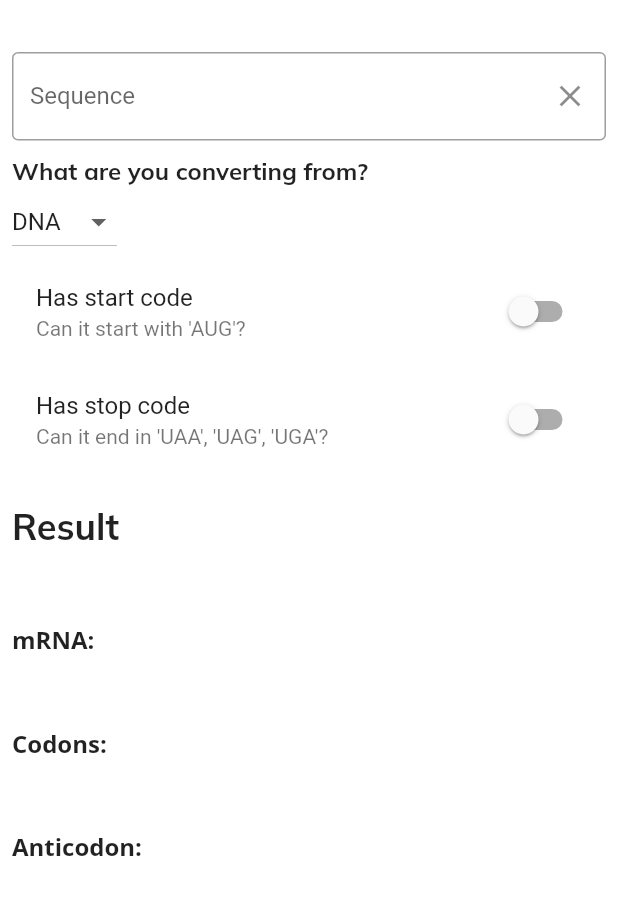
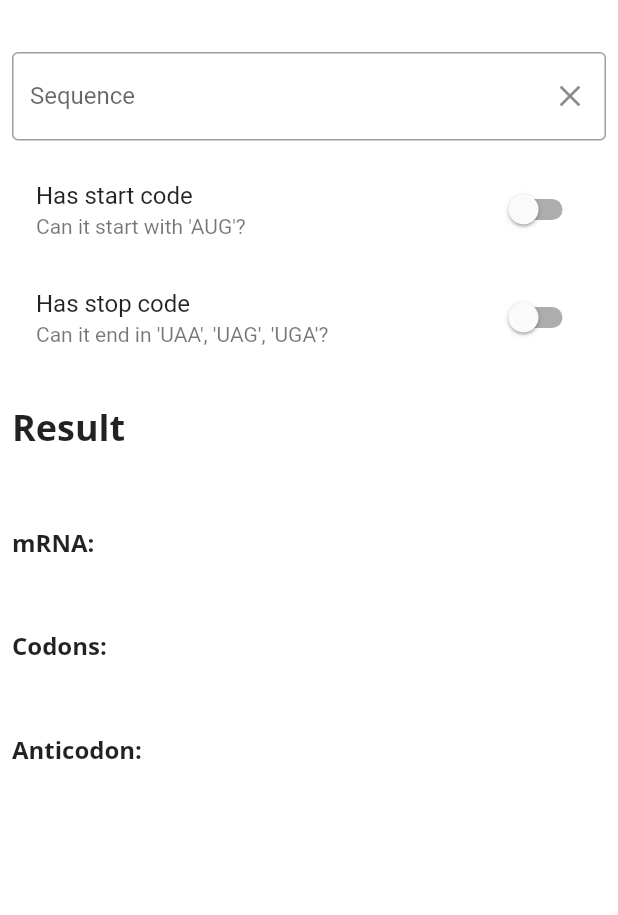
Before and after one commit to Reprevise/dna_converter, a Flutter app: the screen it shows after launch, on a phone screen of 412 x 824 dp, the part 62-977 px from its top. Run offline on Flutter 3.47's test engine with Material 2 defaults, Android fonts, the phone set to English and light mode, and no system bars; our stand-ins replace google_fonts.

```diff
--- a/lib/main.dart
+++ b/lib/main.dart
@@ -1,15 +1,16 @@
 import 'package:dna_converter/ui/screens/main/main_page.dart';
 import 'package:flutter/material.dart';
 
-void main() => runApp(DNAConverterApp());
+void main() => runApp(const DNAConverterApp());
 
 class DNAConverterApp extends StatelessWidget {
+  const DNAConverterApp({Key? key}) : super(key: key);
+
   @override
   Widget build(BuildContext context) {
-    return MaterialApp(
+    return const MaterialApp(
       title: "DNA Converter",
       debugShowCheckedModeBanner: false,
-      theme: ThemeData.light(),
       home: MainPage(),
     );
   }
--- a/lib/ui/screens/main/main_page.dart
+++ b/lib/ui/screens/main/main_page.dart
@@ -5,6 +5,8 @@ import 'package:google_fonts/google_fonts.dart';
 enum DropdownOptions { dna, mRNA, tRNA }
 
 class MainPage extends StatefulWidget {
+  const MainPage({Key? key}) : super(key: key);
+
   @override
   _MainPageState createState() => _MainPageState();
 }
@@ -13,7 +15,7 @@ class _MainPageState extends State<MainPage> {
   final _dnaField = TextEditingController(text: "");
   final List<String> _stopCodes = ['UAA', 'UAG', 'UGA'];
   final _maxAttempts = 3;
-  DropdownOptions _selectedOption = DropdownOptions.dna;
+  // DropdownOptions _selectedOption = DropdownOptions.dna;
   String _displayMRNA = "";
   String _mRNA = "";
   String _codons = "";
@@ -28,41 +30,42 @@ class _MainPageState extends State<MainPage> {
   }
 
   _clearText() {
-    if (_dnaField.text != null && _dnaField.text.isNotEmpty) {
+    if (_dnaField.text.isNotEmpty) {
       setState(() {
         _dnaField.text = "";
       });
     }
   }
 
-  String _optionsToString(DropdownOptions option) {
-    switch (option) {
-      case DropdownOptions.dna:
-        return "DNA";
-        break;
-      case DropdownOptions.mRNA:
-        return "mRNA";
-        break;
-      case DropdownOptions.tRNA:
-        return "tRNA";
-        break;
-      default:
-        return null;
-    }
+  // String _optionsToString(DropdownOptions option) {
+  //   switch (option) {
+  //     case DropdownOptions.dna:
+  //       return "DNA";
+  //     case DropdownOptions.mRNA:
+  //       return "mRNA";
+  //     case DropdownOptions.tRNA:
+  //       return "tRNA";
+  //   }
+  // }
+
+  void _calculateResult() {
+    if (_dnaField.text.isEmpty) return;
+    _calculateMRNA();
+    _getCodons();
+    _calculateAntiCodons();
+    setState(() {});
+    // switch (_selectedOption) {
+    //   case DropdownOptions.dna:
+    //     _calculateMRNA();
+    //     _getCodons();
+    //     _calculateAntiCodons();
+    //     setState(() {});
+    //     break;
+    //   default:
+    // }
   }
 
-  void _calculateResult() async {
-    switch (_selectedOption) {
-      case DropdownOptions.dna:
-        await _calculateMRNA();
-        await _getCodons();
-        await _calculateAntiCodons();
-        break;
-      default:
-    }
-  }
-
-  Future<void> _calculateMRNA() {
+  void _calculateMRNA() {
     String dna = _dnaField.text.toUpperCase();
     String mRNA = "";
     for (int i = 0; i < dna.length; i++) {
@@ -83,11 +86,8 @@ class _MainPageState extends State<MainPage> {
     for (Match match in matches) {
       spacedMRNA += "${match.group(0)} ";
     }
-    setState(() {
-      _displayMRNA = spacedMRNA;
-      _mRNA = mRNA;
-    });
-    return Future.value();
+    _displayMRNA = spacedMRNA;
+    _mRNA = mRNA;
   }
 
   bool _startsWithMethionine(String value) {
@@ -102,7 +102,7 @@ class _MainPageState extends State<MainPage> {
     return false;
   }
 
-  Future<void> _getCodons() {
+  void _getCodons() {
     print(_mRNA);
     String editedRNA = _mRNA;
     if (_hasStartCode) {
@@ -134,13 +134,10 @@ class _MainPageState extends State<MainPage> {
     if (codons.endsWith("-")) {
       codons = codons.substring(0, codons.length - 1);
     }
-    setState(() {
-      _codons = codons;
-    });
-    return Future.value();
+    _codons = codons;
   }
 
-  Future<void> _calculateAntiCodons() {
+  void _calculateAntiCodons() {
     String antiCodons = "";
     for (int i = 0; i < _codons.length; i++) {
       String character = _codons[i];
@@ -160,7 +157,6 @@ class _MainPageState extends State<MainPage> {
         case "-":
           antiCodons += "-";
           break;
-        default:
       }
       // if (character == "G") {
       //   antiCodons += "C";
@@ -174,78 +170,75 @@ class _MainPageState extends State<MainPage> {
       //   antiCodons += "-";
       // }
     }
-    setState(() {
-      _antiCodons = antiCodons;
-    });
-    return Future.value();
+    _antiCodons = antiCodons;
   }
 
   @override
   Widget build(BuildContext context) {
-    SystemChrome.setSystemUIOverlayStyle(SystemUiOverlayStyle(
-      statusBarColor: Colors.white,
-      systemNavigationBarColor: Colors.white,
-      systemNavigationBarIconBrightness: Brightness.dark,
-    ));
     return Scaffold(
       backgroundColor: Colors.white,
       appBar: AppBar(
+        systemOverlayStyle: const SystemUiOverlayStyle(
+          statusBarColor: Colors.white,
+          statusBarIconBrightness: Brightness.dark,
+          systemNavigationBarColor: Colors.white,
+          systemNavigationBarIconBrightness: Brightness.dark,
+        ),
         elevation: 0,
         title: Text(
           "DNA Converter",
           style: GoogleFonts.openSans(
             fontWeight: FontWeight.bold,
-            textStyle: TextStyle(color: Colors.black),
+            textStyle: const TextStyle(color: Colors.black),
           ),
         ),
         centerTitle: true,
         backgroundColor: Colors.white,
-        brightness: Brightness.light,
       ),
       body: ListView(
         padding: const EdgeInsets.symmetric(vertical: 20, horizontal: 8),
         children: <Widget>[
           TextFormField(
             controller: _dnaField,
+            autocorrect: false,
             decoration: InputDecoration(
               labelText: "Sequence",
-              border: OutlineInputBorder(),
+              border: const OutlineInputBorder(),
               suffixIcon: IconButton(
-                icon: Icon(Icons.clear),
+                icon: const Icon(Icons.clear),
                 onPressed: () => _clearText(),
-                alignment: Alignment(0.0, 0.0),
+                alignment: const Alignment(0.0, 0.0),
               ),
             ),
+            textCapitalization: TextCapitalization.characters,
+            enableSuggestions: false,
+            inputFormatters: [UpperCaseTextFormatter()],
             textInputAction: TextInputAction.done,
             onFieldSubmitted: (value) => _calculateResult(),
           ),
-          SizedBox(height: 10),
-          Text(
-            "What are you converting from?",
-            style: GoogleFonts.muli(
-              fontWeight: FontWeight.bold,
-              fontSize: 16.0,
-            ),
-          ),
-          Row(
-            mainAxisSize: MainAxisSize.min,
-            children: <Widget>[
-              DropdownButton<DropdownOptions>(
-                items: DropdownOptions.values.map((DropdownOptions value) {
-                  return DropdownMenuItem<DropdownOptions>(
-                    value: value,
-                    child: Text(_optionsToString(value)),
-                  );
-                }).toList(),
-                value: _selectedOption,
-                onChanged: (value) {
-                  setState(() {
-                    _selectedOption = value;
-                  });
-                },
-              ),
-            ],
-          ),
+          const SizedBox(height: 10),
+          // Text(
+          //   "What are you converting from?",
+          //   style: GoogleFonts.openSans(
+          //     fontWeight: FontWeight.bold,
+          //     fontSize: 16.0,
+          //   ),
+          // ),
+          // DropdownButton<DropdownOptions>(
+          //   items: DropdownOptions.values.map((DropdownOptions value) {
+          //     return DropdownMenuItem<DropdownOptions>(
+          //       value: value,
+          //       child: Text(_optionsToString(value)),
+          //     );
+          //   }).toList(),
+          //   value: _selectedOption,
+          //   onChanged: (value) {
+          //     if (value == null) return;
+          //     setState(() {
+          //       _selectedOption = value;
+          //     });
+          //   },
+          // ),
           SwitchListTile(
             title: const Text("Has start code"),
             subtitle: const Text("Can it start with 'AUG'?"),
@@ -266,15 +259,15 @@ class _MainPageState extends State<MainPage> {
               });
             },
           ),
-          SizedBox(height: 20),
+          const SizedBox(height: 20),
           Text(
             "Result",
-            style: GoogleFonts.muli(
+            style: GoogleFonts.openSans(
               fontWeight: FontWeight.bold,
               fontSize: 24.0,
             ),
           ),
-          SizedBox(height: 50),
+          const SizedBox(height: 50),
           Text(
             "mRNA:",
             style:
@@ -284,7 +277,7 @@ class _MainPageState extends State<MainPage> {
             _displayMRNA,
             style: GoogleFonts.notoSans(fontSize: 16),
           ),
-          SizedBox(height: 25),
+          const SizedBox(height: 25),
           Text(
             "Codons:",
             style: GoogleFonts.openSans(
@@ -298,7 +291,7 @@ class _MainPageState extends State<MainPage> {
               fontSize: 16,
             ),
           ),
-          SizedBox(height: 25),
+          const SizedBox(height: 25),
           Text(
             "Anticodon:",
             style:
@@ -313,3 +306,16 @@ class _MainPageState extends State<MainPage> {
     );
   }
 }
+
+class UpperCaseTextFormatter extends TextInputFormatter {
+  @override
+  TextEditingValue formatEditUpdate(
+    TextEditingValue oldValue,
+    TextEditingValue newValue,
+  ) {
+    return TextEditingValue(
+      text: newValue.text.toUpperCase(),
+      selection: newValue.selection,
+    );
+  }
+}
```
Also changed, not shown: analysis_options.yaml (added, +29 -0 lines), pubspec.yaml (+4 -3 lines), pubspec.lock, 40 other files.
